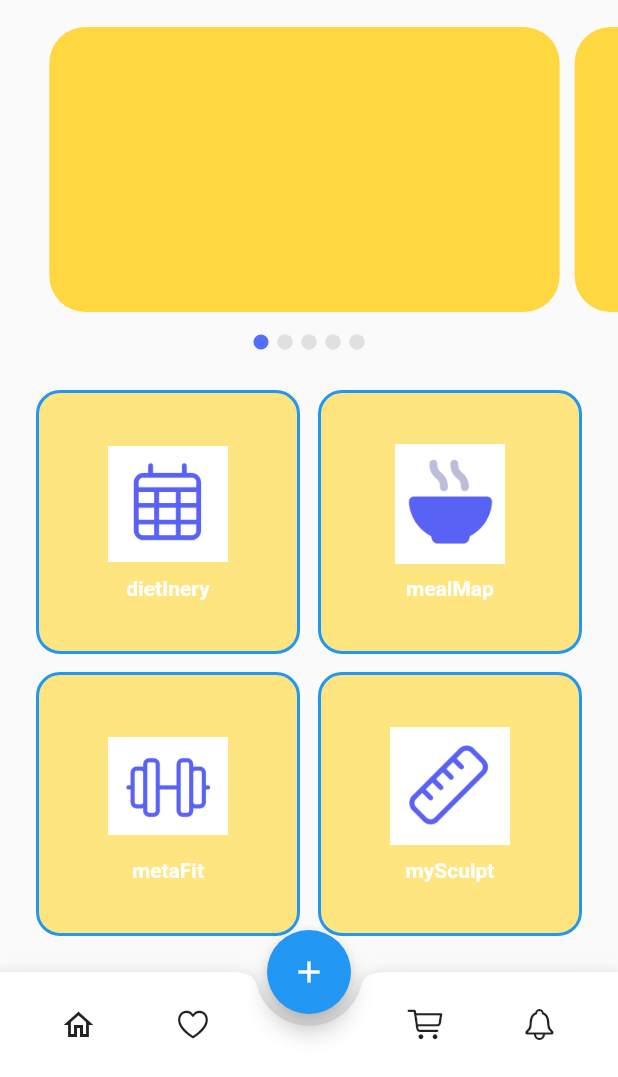
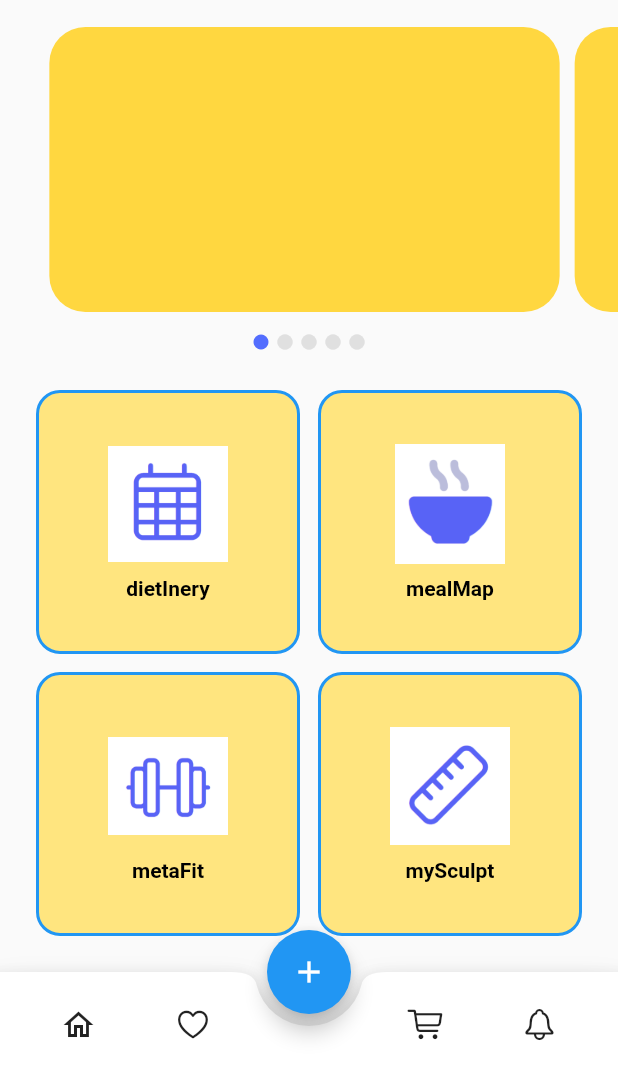
Before and after one commit to PNikita11/mx, a Flutter app: the Home screen opened directly, scrolled down 73 dp, on a phone screen of 412 x 824 dp, the part 159-1236 px from its top. Run offline on Flutter 3.47's test engine with Material 2 defaults, Android fonts, the phone set to English and light mode, and no system bars; our stand-ins replace google_fonts, loading_animation_widget; network calls fail.

Commit message:
blackcolorhomepagetext

```diff
--- a/lib/pages/screens/homepage.dart
+++ b/lib/pages/screens/homepage.dart
@@ -473,7 +473,7 @@ class _GridBState extends State<GridB> {
                     labels[index],
                     style: TextStyle(
                       fontWeight: FontWeight.bold,
-                      color: Colors.white, // Changed text color to white
+                      color: Colors.black, // Changed text color to white
                     ),
                     textAlign: TextAlign.center,
                   ),
```
